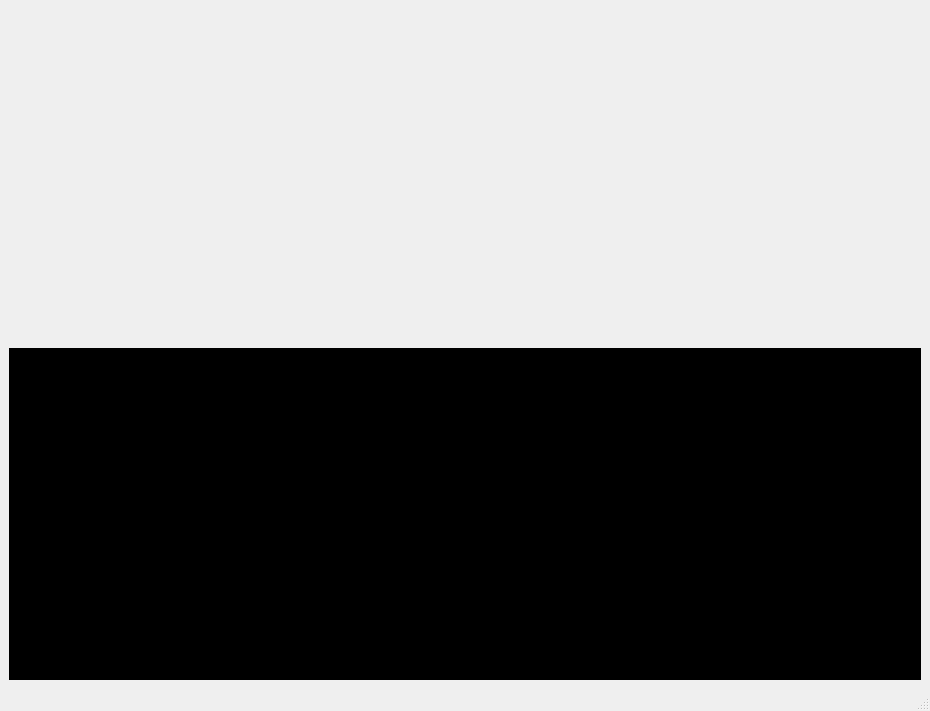
Before: the Qt Designer form test.ui in Lumpkins/output_report, drawn with Qt 5.
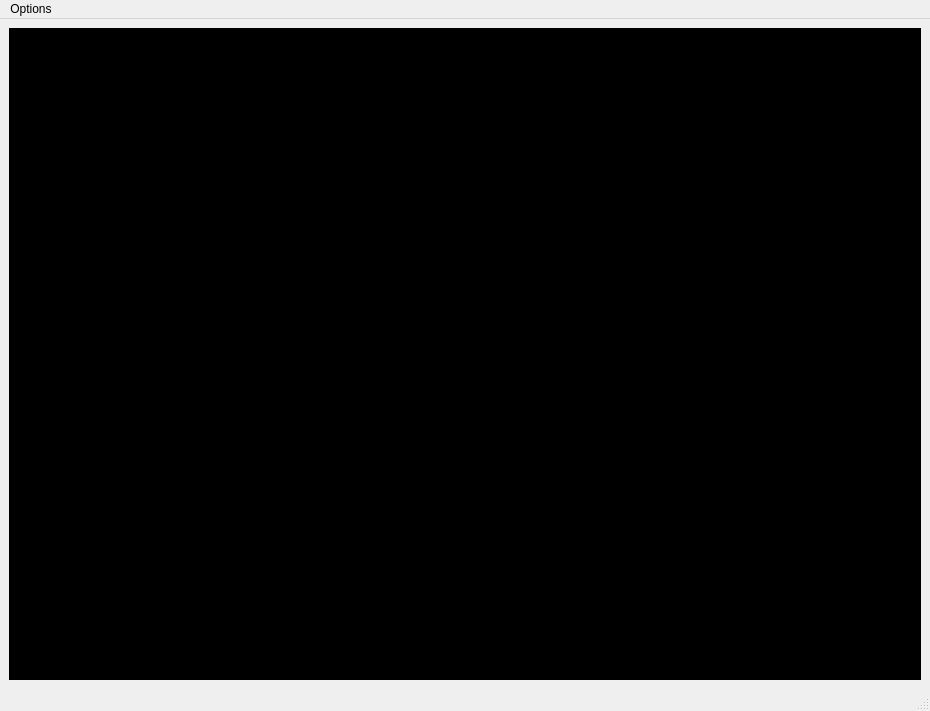
After: the same form once the commit is applied.

Diff of the .ui file:
```diff
--- a/test.ui
+++ b/test.ui
@@ -15,9 +15,6 @@
   </property>
   <widget class="QWidget" name="centralwidget">
    <layout class="QVBoxLayout" name="verticalLayout">
-    <item>
-     <widget class="QWidget" name="widget_2" native="true"/>
-    </item>
     <item>
      <widget class="QWidget" name="widget" native="true">
       <property name="palette">
@@ -478,6 +475,14 @@
      <height>21</height>
     </rect>
    </property>
+   <widget class="QMenu" name="menuOptions">
+    <property name="title">
+     <string>Options</string>
+    </property>
+    <addaction name="actionSave_PDF"/>
+    <addaction name="actionTEST"/>
+   </widget>
+   <addaction name="menuOptions"/>
   </widget>
   <widget class="QStatusBar" name="statusbar"/>
  </widget>
```
Left out of the diff: 10 changed lines with no effect on the pictures.
